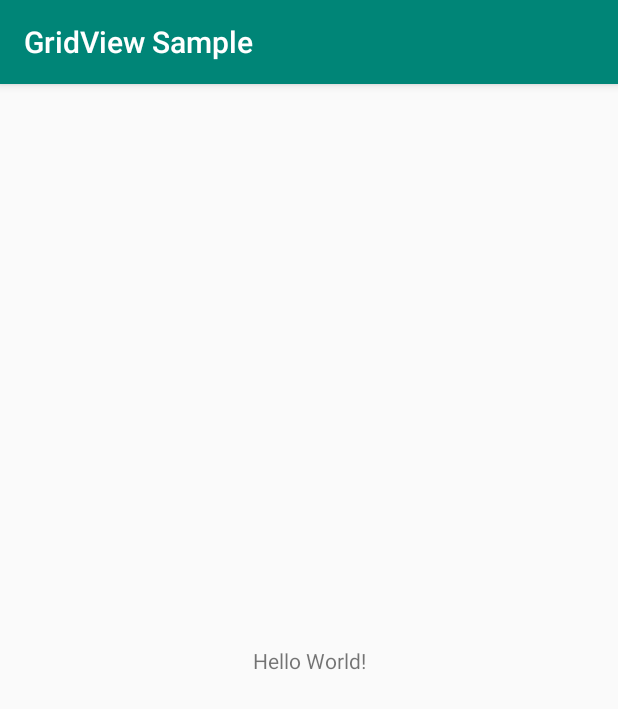
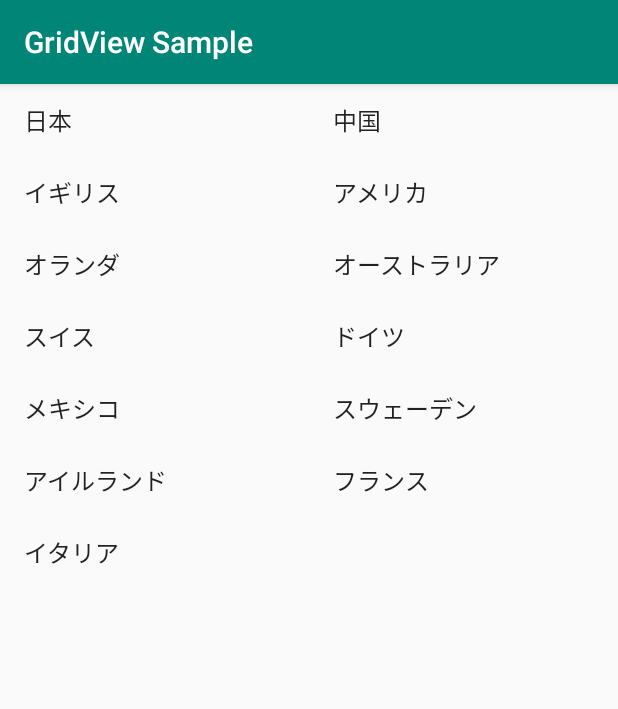
Before and after one commit to shige0501/buildbox-GridView, an Android app: the screen it shows after launch (MainActivity), on a phone screen of 412 x 824 dp. Shown: the top 709 px of the screen. Run offline under Robolectric (Android 15) with nearby library versions, the phone set to English and light mode, and no system bars.

Commit message:
GridViewの実装追加

```diff
--- a/app/src/main/java/net/buildbox/sample/buildbox_gridview/MainActivity.kt
+++ b/app/src/main/java/net/buildbox/sample/buildbox_gridview/MainActivity.kt
@@ -2,11 +2,26 @@ package net.buildbox.sample.buildbox_gridview
 
 import androidx.appcompat.app.AppCompatActivity
 import android.os.Bundle
+import android.widget.ArrayAdapter
+import android.widget.GridView
+import android.widget.Toast
 
 class MainActivity : AppCompatActivity() {
 
     override fun onCreate(savedInstanceState: Bundle?) {
         super.onCreate(savedInstanceState)
         setContentView(R.layout.activity_main)
+
+        // グリッドビューに表示するテキスト一覧
+        val countries = arrayOf("日本", "中国", "イギリス", "アメリカ", "オランダ", "オーストラリア",
+            "スイス", "ドイツ", "メキシコ", "スウェーデン", "アイルランド", "フランス", "イタリア")
+        val adapter = ArrayAdapter(this, android.R.layout.simple_list_item_1, countries)
+        val gridView: GridView = findViewById(R.id.grid_view)
+        gridView.adapter = adapter
+
+        gridView.setOnItemClickListener { adapterView, _, position, _ ->
+            Toast.makeText(this, "${adapterView.getItemAtPosition(position)} が選択されました",
+                Toast.LENGTH_SHORT).show()
+        }
     }
 }
--- a/app/src/main/res/layout/activity_main.xml
+++ b/app/src/main/res/layout/activity_main.xml
@@ -6,10 +6,11 @@
     android:layout_height="match_parent"
     tools:context=".MainActivity">
 
-    <TextView
-        android:layout_width="wrap_content"
-        android:layout_height="wrap_content"
-        android:text="Hello World!"
+    <GridView
+        android:id="@+id/grid_view"
+        android:layout_width="0dp"
+        android:layout_height="0dp"
+        android:numColumns="2"
         app:layout_constraintBottom_toBottomOf="parent"
         app:layout_constraintLeft_toLeftOf="parent"
         app:layout_constraintRight_toRightOf="parent"
```
